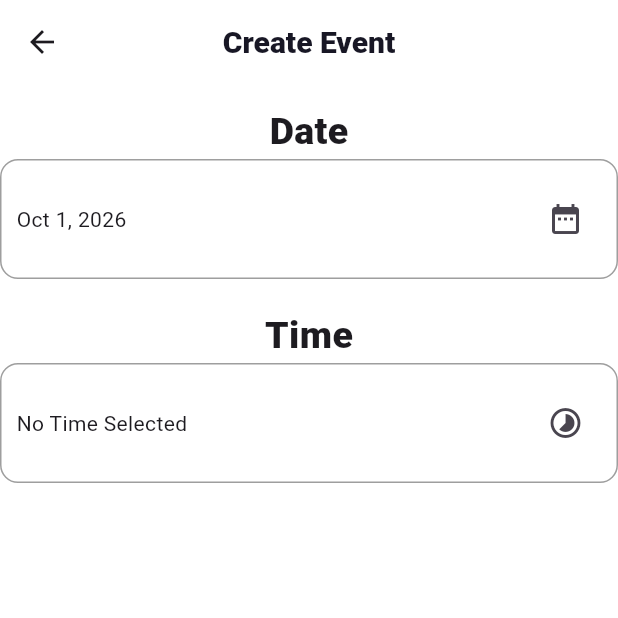
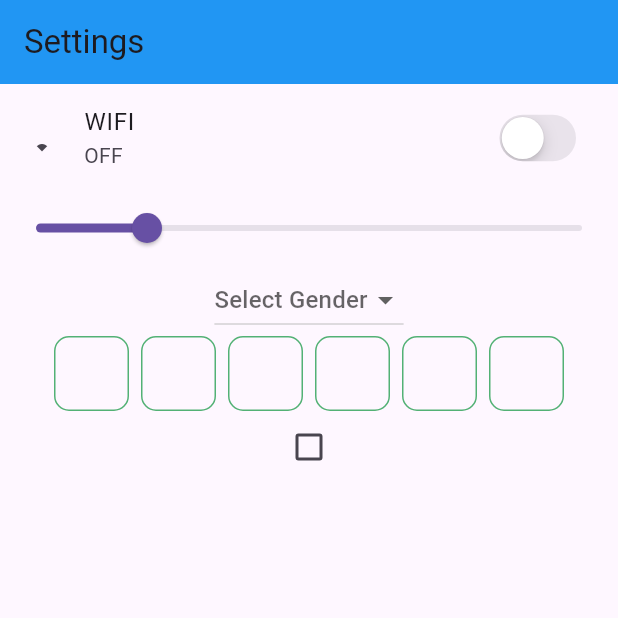
Before and after one commit to AbRehman536/yahya_project, a Flutter app: the screen it shows after launch, on a phone screen of 412 x 824 dp, the top half of it. Run offline on Flutter 3.47's test engine with Material 3 defaults, Android fonts, the phone set to English and light mode, and no system bars; drawn by our look-alikes of pinput; our stand-ins replace carousel_slider, device_preview, google_fonts, smooth_page_indicator.

Commit message:
Switch, Dropdown, OTP, Check Box done

```diff
--- /dev/null
+++ b/lib/extra/settings_screen.dart
@@ -0,0 +1,109 @@
+import 'package:flutter/cupertino.dart';
+import 'package:flutter/material.dart';
+import 'package:pinput/pinput.dart';
+import 'package:yahya_project/utils/app_colors.dart';
+
+class SettingsScreen extends StatefulWidget {
+  const SettingsScreen({super.key});
+
+  @override
+  State<SettingsScreen> createState() => _SettingsScreenState();
+}
+
+class _SettingsScreenState extends State<SettingsScreen> {
+  ///Cupertino Switch
+  bool isSwitchOn = false;
+  ///Slider
+  double currentValue = 20;
+  ///DropDown
+  List<String> genderList = [
+    "Male", "Female", "Others"
+  ];
+  String? selectedGender;
+  ///Check Box
+  bool isChecked = false;
+  @override
+  Widget build(BuildContext context) {
+    return Scaffold(
+      appBar: AppBar(
+        title: Text("Settings "),
+        backgroundColor: Colors.blue,
+      ),
+      body: Column(
+        children: [
+          ListTile(
+            leading: Icon(isSwitchOn ? Icons.wifi : Icons.wifi_1_bar),
+            title: Text("WIFI"),
+            subtitle: Text(isSwitchOn ? "ON" : "OFF"),
+            trailing: CupertinoSwitch(
+                value: isSwitchOn,
+                onChanged: (val){
+                  setState(() {
+                    isSwitchOn = val;
+                  });
+                }),
+          ),
+          if(isSwitchOn == true)
+          Text("Sharp Visions 5G"),
+
+          ///SlideR
+          Slider(
+              value: currentValue,
+              min: 0,
+              max: 100,
+              divisions: 100,
+              label: currentValue.round().toString(),
+              onChanged: (val){
+                setState(() {
+                  currentValue = val;
+                });
+              }),
+
+          DropdownButton(
+            hint: Text("Select Gender"),
+            value: selectedGender,
+              items: genderList.map((gender){
+                return DropdownMenuItem(
+                  value: gender,
+                    child: Text(gender));
+              }).toList(),
+              onChanged: (val){
+              setState(() {
+                selectedGender = val;
+              });
+              }),
+          Pinput(
+            length: 6,
+            showCursor: true,
+            onCompleted: (value){
+              print(value);
+            },
+            defaultPinTheme: PinTheme(
+              width: 50,
+              height: 50,
+              decoration: BoxDecoration(
+                borderRadius: .circular(10),
+                border: Border.all(
+                  color: AppColors.primaryColor,
+                  width: 1
+                )
+              ),
+              textStyle: TextStyle(
+                fontWeight: FontWeight.w900,
+                fontSize: 20,
+                color: AppColors.primaryColor
+              )
+            ),
+          ),
+          Checkbox(
+              value: isChecked,
+              onChanged: (val){
+                setState(() {
+                  isChecked = val!;
+                });
+              })
+        ],
+      ),
+    );
+  }
+}
--- a/lib/main.dart
+++ b/lib/main.dart
@@ -4,6 +4,7 @@
 import 'package:yahya_project/extra/app_bar/tab_bar.dart';
 import 'package:yahya_project/extra/date_time_picker.dart';
 import 'package:yahya_project/extra/pageView.dart';
+import 'package:yahya_project/extra/settings_screen.dart';
 import 'package:yahya_project/screens/auth/login_screen.dart';
 import 'package:yahya_project/screens/home/beverages.dart';
 import 'package:yahya_project/screens/home/bottom_bar.dart';
@@ -38,7 +39,7 @@
       locale: DevicePreview.locale(context),
       builder: DevicePreview.appBuilder,
 
-      home: DateTimePicker(),
+      home: SettingsScreen(),
     );
   }
 }
--- a/pubspec.yaml
+++ b/pubspec.yaml
@@ -39,6 +39,7 @@
   carousel_slider: ^5.1.2
   smooth_page_indicator: ^3.0.0
   intl: ^0.20.3
+  pinput: ^6.0.2
 
 
 dev_dependencies:
```
Also changed, not shown: pubspec.lock.
